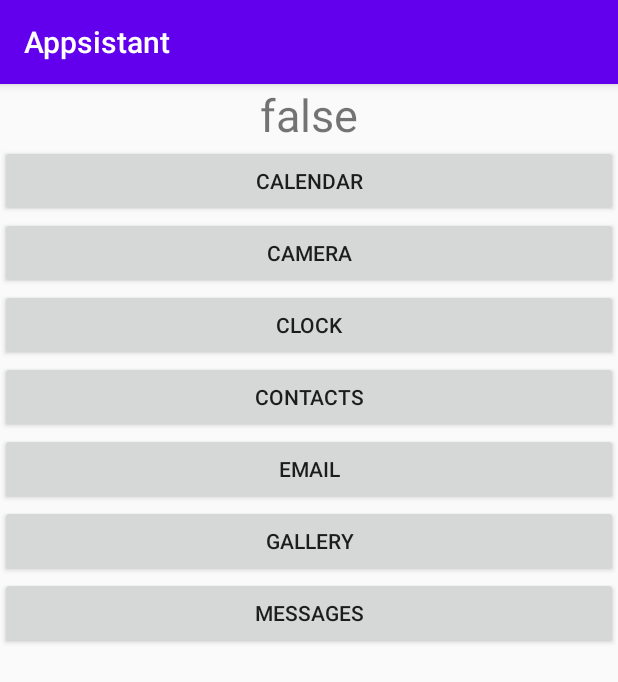
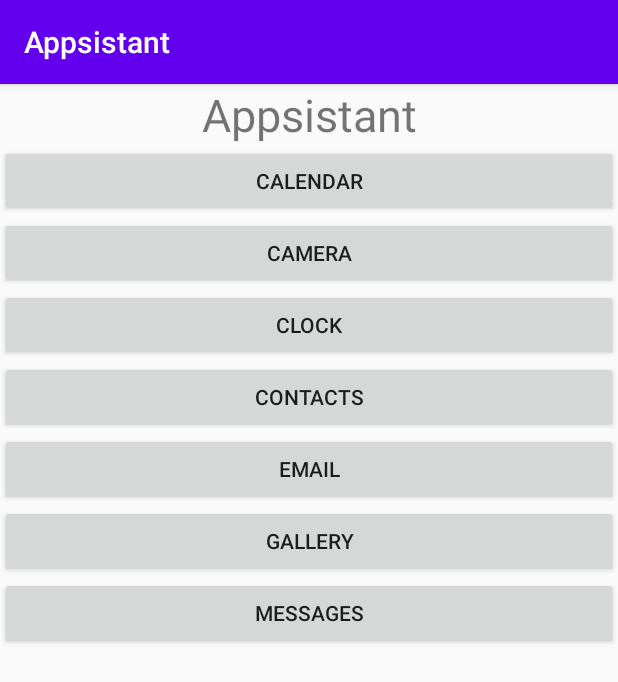
Before and after one commit to Christgo/Appsistant, an Android app: the screen it shows after launch (MainActivity), on a phone screen of 412 x 824 dp. Shown: the top 682 px of the screen. Run offline under Robolectric (Android 15) with nearby library versions, the phone set to English and light mode, and no system bars.

Commit message:
Fix bug: appsistant_title will display correctly

```diff
--- a/app/src/main/res/layout/activity_main.xml
+++ b/app/src/main/res/layout/activity_main.xml
@@ -11,7 +11,7 @@
         android:id="@+id/appsistant_title"
         android:layout_width="match_parent"
         android:layout_height="wrap_content"
-        android:text="@+id/appsistant_title"
+        android:text="@string/app_name"
         android:textAlignment="center"
         android:textSize="30sp" />
 
```
